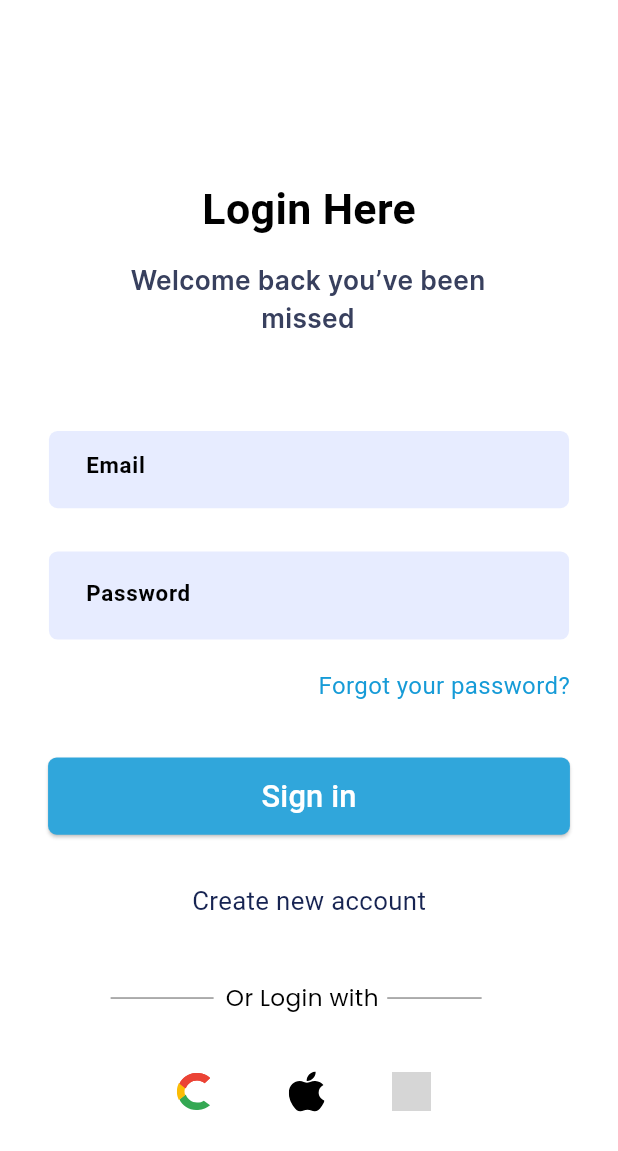
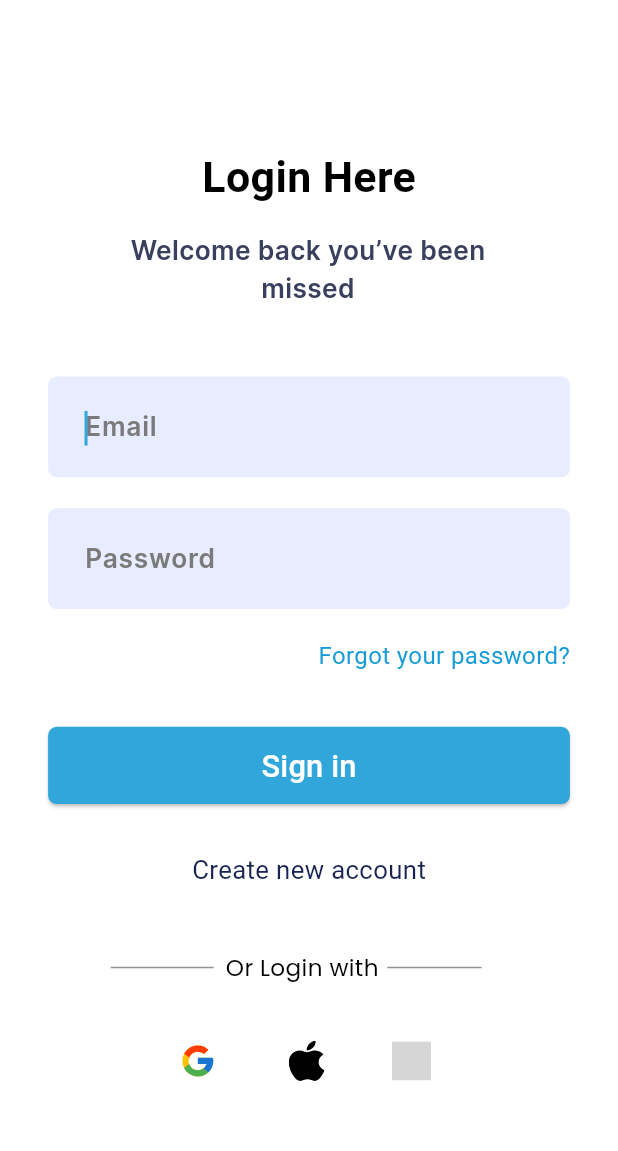
Before and after one commit to sandeshshinde30/EduConsult, a Flutter app: the LoginRegisterScreen screen opened by its route, after a tap on "Login", on a phone screen of 412 x 824 dp. Shown: the top 1151 px of the screen. Run offline on Flutter 3.47's test engine with Material 3 defaults, Android fonts, the phone set to English and light mode, and no system bars; our stand-ins replace cached_network_image, flutter_svg; Roboto replaces fonts that are missing (Popins, popins); grey boxes are pictures that could not be loaded.

Commit message:
Worked on Login and Registration UI

```diff
--- a/EduConsult/lib/core/utils/image_constant.dart
+++ b/EduConsult/lib/core/utils/image_constant.dart
@@ -13,6 +13,8 @@ class ImageConstant {
   static String imgUser = '$imagePath/img_user.svg';
 
   static String imgMobile = '$imagePath/img_mobile.svg';
+
+  static String googleIcon = '$imagePath/icons8-google.svg';
 
   static String imgVectorOnerror = '$imagePath/img_vector_onerror.svg';
 
--- a/EduConsult/lib/main.dart
+++ b/EduConsult/lib/main.dart
@@ -22,9 +22,9 @@ class MyApp extends StatelessWidget {
       builder: (context, orientation, deviceType) {
         return MaterialApp(
           theme: theme,
-          title: 'random_s_application4',
+          title: 'EduConsult',
           debugShowCheckedModeBanner: false,
-          initialRoute: AppRoutes.homeScreenConsulteeScreen,
+          initialRoute: AppRoutes.loginScreen,
           routes: AppRoutes.routes,
         );
       },
--- a/EduConsult/lib/presentation/login_register_screen/login_register_screen.dart
+++ b/EduConsult/lib/presentation/login_register_screen/login_register_screen.dart
@@ -86,7 +86,8 @@ class LoginRegisterScreen extends StatelessWidget {
             height: 45.h,
             text: "Register",
             margin: EdgeInsets.only(left: 23.h),
-            buttonStyle: CustomButtonStyles.fillOnPrimaryContainer,
+            buttonStyle:ButtonStyle(backgroundColor: MaterialStateProperty.all(Color.fromRGBO(
+                210, 210, 210, 1.0))),
             buttonTextStyle: TextStyle(color: Colors.black,fontSize: 15.h),
           ),
         ],
--- a/EduConsult/lib/presentation/login_screen/login_screen.dart
+++ b/EduConsult/lib/presentation/login_screen/login_screen.dart
@@ -28,12 +28,12 @@ class LoginScreen extends StatelessWidget {
                 child: Column(
                   mainAxisAlignment: MainAxisAlignment.center,
                   children: [
-                    SizedBox(height: 40.v),
+                    // SizedBox(height: 10.v),
                     Text(
                       "Login Here",
                       style: TextStyle(fontSize: 25.h,fontFamily: 'Popins',fontWeight: FontWeight.w600),
                     ),
-                    SizedBox(height: 14.v),
+                    SizedBox(height: 15.v),
                     Container(
                       width: 224.h,
                       margin: EdgeInsets.only(
@@ -48,9 +48,9 @@ class LoginScreen extends StatelessWidget {
                         style: CustomTextStyles.titleMediumBluegray800,
                       ),
                     ),
-                    SizedBox(height: 61.v),
+                    SizedBox(height: 45.v),
                     _buildSeventeen(context),
-                    SizedBox(height: 28.v),
+                    SizedBox(height: 20.v),
                     _buildSeventeen1(context),
                     SizedBox(height: 19.v),
                     Align(
@@ -72,9 +72,12 @@ class LoginScreen extends StatelessWidget {
                       alignment: Alignment.center,
                       child: Padding(
                         padding: EdgeInsets.only(right: 0.h),
+                        child: InkWell(
+                          onTap: (){Navigator.pushNamed(context, '/registration_screen');},
                           child: Text(
                             "Create new account",
                             style: TextStyle(fontFamily: 'popins',fontSize: 15.h,color: Color(0xFF172452)),
+                          ),
                         ),
                       ),
                     ),
@@ -137,44 +140,11 @@ class LoginScreen extends StatelessWidget {
                               children: [
 
                                 CustomImageView(
-                                  imagePath: ImageConstant.imgMobile,
-                                  height: 10.v,
-                                  width: 19.h,
+                                  imagePath: ImageConstant.googleIcon,
+                                  height: 25.adaptSize,
+                                  width: 25.adaptSize,
                                   alignment: Alignment.bottomLeft,
                                   margin: EdgeInsets.only(left: 1.h),
-                                ),
-                                CustomImageView(
-                                  imagePath: ImageConstant.imgVectorOnerror,
-                                  height: 11.v,
-                                  width: 5.h,
-                                  alignment: Alignment.centerLeft,
-                                ),
-                                Align(
-                                  alignment: Alignment.topLeft,
-                                  child: Container(
-                                    height: 10.v,
-                                    width: 19.h,
-                                    margin: EdgeInsets.only(left: 1.h),
-                                    child: Stack(
-                                      alignment: Alignment.center,
-                                      children: [
-                                        CustomImageView(
-                                          imagePath:
-                                              ImageConstant.imgUserRed500,
-                                          height: 10.v,
-                                          width: 19.h,
-                                          alignment: Alignment.center,
-                                        ),
-                                        CustomImageView(
-                                          imagePath:
-                                              ImageConstant.imgUserRed500,
-                                          height: 10.v,
-                                          width: 19.h,
-                                          alignment: Alignment.center,
-                                        ),
-                                      ],
-                                    ),
-                                  ),
                                 ),
                               ],
                             ),
@@ -209,67 +179,22 @@ class LoginScreen extends StatelessWidget {
 
   /// Section Widget
   Widget _buildSeventeen(BuildContext context) {
-    return SizedBox(
-      height: 50.v,
-      width: 303.h,
-      child: Stack(
-        alignment: Alignment.center,
-        children: [
-          Align(
-            alignment: Alignment.centerLeft,
-            child: Padding(
-              padding: EdgeInsets.only(left: 28.h),
-              child: Text(
-                "Email",
-                style: TextStyle(fontSize: 13.h,fontFamily: 'popins'),
-              ),
-            ),
-          ),
+    return
         CustomTextFormField(
-            autofocus: false,
-            width: 303.h,
-            controller: emailController,
+        controller: passwordController,
         hintText: "Email",
-            hintStyle: TextStyle(fontSize: 13.h,fontFamily: 'popins'),
-            textStyle: TextStyle(fontSize: 13.h,fontWeight: FontWeight.bold,fontFamily: 'popins'),
-            textInputType: TextInputType.emailAddress,
-            alignment: Alignment.center,
-          ),
-        ],
-      ),
+        textStyle: theme.textTheme.titleSmall,
+        hintStyle: theme.textTheme.titleMedium,
+        textInputType: TextInputType.visiblePassword,
       );
   }
 
   Widget _buildSeventeen1(BuildContext context) {
-    return SizedBox(
-      height: 57.v,
-      width: 303.h,
-      child: Stack(
-        alignment: Alignment.center,
-        children: [
-          Align(
-            alignment: Alignment.centerLeft,
-            child: Padding(
-              padding: EdgeInsets.only(left: 28.h),
-              child: Text(
-                "Password",
-                style: TextStyle(fontSize: 13.h),
-              ),
-            ),
-          ),
-          CustomTextFormField(
-            autofocus: false,
-            width: 303.h,
+    return CustomTextFormField(
       controller: passwordController,
       hintText: "Password",
-            hintStyle: TextStyle(fontSize: 13.h,fontFamily: 'popins'),
-            textStyle: TextStyle(fontSize: 13.h,fontWeight: FontWeight.bold,fontFamily: 'popins'),
       textInputType: TextInputType.visiblePassword,
       obscureText: true,
-            alignment: Alignment.center,
-          ),
-        ],
-      ),
     );
   }
 }
--- a/EduConsult/lib/theme/theme_helper.dart
+++ b/EduConsult/lib/theme/theme_helper.dart
@@ -26,7 +26,7 @@ class ThemeHelper {
     //throw exception to notify given theme is not found or not generated by the generator
     if (!_supportedCustomColor.containsKey(_appTheme)) {
       throw Exception(
-          "$_appTheme is not found.Make sure you have added this theme class in JSON Try running flutter pub run build_runner");
+          "$_appTheme is not found.Make sure you have added thist theme class in JSON Try running flutter pub run build_runner");
     }
     //return theme from map
 
```
Also changed, not shown: EduConsult/lib/presentation/registration_screen/registration_screen.dart (+11 -55 lines). Lines whose indentation alone changed are shown as unchanged.
